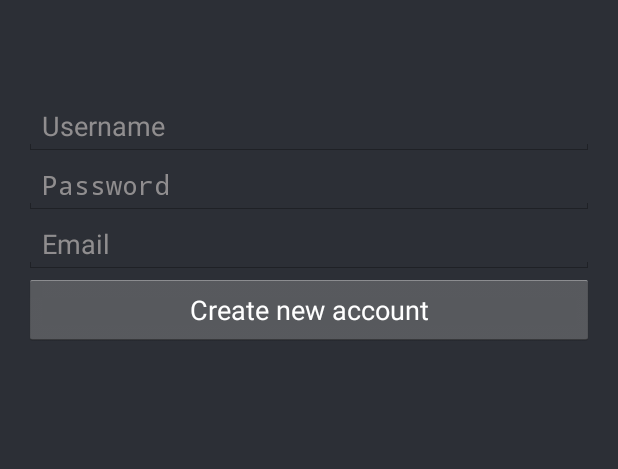
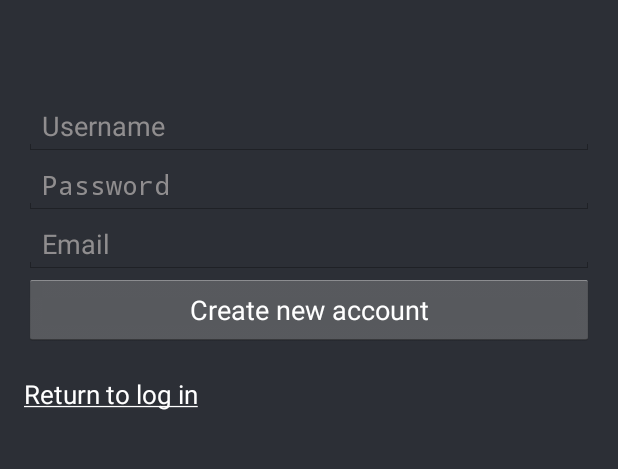
Before and after one commit to billpsyllos/MessageApp, an Android app: the SignUpActivity screen opened directly, with no data from a screen before it, on a phone screen of 412 x 824 dp, the part 202-671 px from its top. Run offline under Robolectric (Android 15) with nearby library versions, the phone set to English and light mode, and no system bars.

Commit message:
Return to login...underline textViews

```diff
--- a/app/src/main/java/com/example/messageapp/messageapp/SignUpActivity.java
+++ b/app/src/main/java/com/example/messageapp/messageapp/SignUpActivity.java
@@ -11,6 +11,7 @@ import android.view.View;
 import android.view.Window;
 import android.widget.Button;
 import android.widget.EditText;
+import android.widget.TextView;
 
 import com.parse.ParseException;
 import com.parse.ParseUser;
@@ -23,6 +24,7 @@ public class SignUpActivity extends Activity {
     protected EditText mPassword;
     protected EditText mEmail;
     protected Button mSignUpButton;
+    protected TextView mReturnToLogin;
 
     @Override
     protected void onCreate(Bundle savedInstanceState) {
@@ -32,6 +34,15 @@ public class SignUpActivity extends Activity {
 
         ActionBar actionBar = getActionBar();
         actionBar.hide();
+
+        mReturnToLogin = (TextView) findViewById(R.id.returnToLogin);
+        mReturnToLogin.setOnClickListener(new View.OnClickListener() {
+            @Override
+            public void onClick(View view) {
+                Intent returnInten = new Intent(SignUpActivity.this,LoginActivity.class);
+                startActivity(returnInten);
+            }
+        });
 
         mUsername = (EditText) findViewById(R.id.usernameField);
         mPassword = (EditText) findViewById(R.id.passwordField);
--- a/app/src/main/res/layout/activity_sign_up.xml
+++ b/app/src/main/res/layout/activity_sign_up.xml
@@ -66,5 +66,18 @@
         android:layout_alignParentLeft="true"
         android:layout_alignParentStart="true" />
 
+    <TextView
+        android:layout_width="wrap_content"
+        android:layout_height="wrap_content"
+        android:text="@string/return_to_login_hint"
+        android:id="@+id/returnToLogin"
+        android:layout_below="@+id/signupButton"
+        android:textSize="17sp"
+        android:layout_marginTop="20dp"
+        android:textColor="@android:color/white"
+        android:layout_centerVertical="true"
+        android:layout_alignParentLeft="true"
+        android:layout_alignParentStart="true" />
+
 
 </RelativeLayout>
--- a/app/src/main/res/values/strings.xml
+++ b/app/src/main/res/values/strings.xml
@@ -68,7 +68,8 @@
     <string name="success_message_create">Posts has been published</string>
     <string name="title_activity_map">MapActivity</string>
     <string name="sign_up_hint_button">Create new account</string>
-    <string name="forgot_password_hint">Forgot Password</string>
+    <string name="forgot_password_hint"><u>Forgot Password</u></string>
     <string name="title_facebook_login">Facebook Log in</string>
+    <string name="return_to_login_hint"><u>Return to log in</u></string>
 
 </resources>
```
